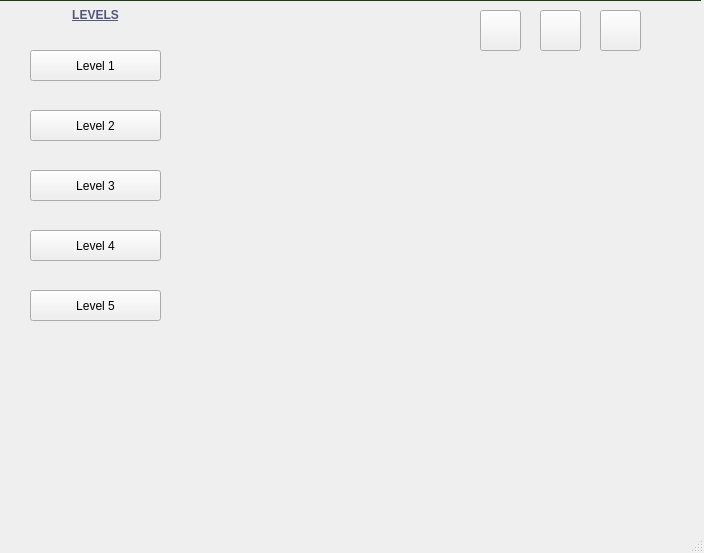
The window that mainwindow.ui (ariadneep/logigate-game) describes before a commit, drawn with Qt 5.
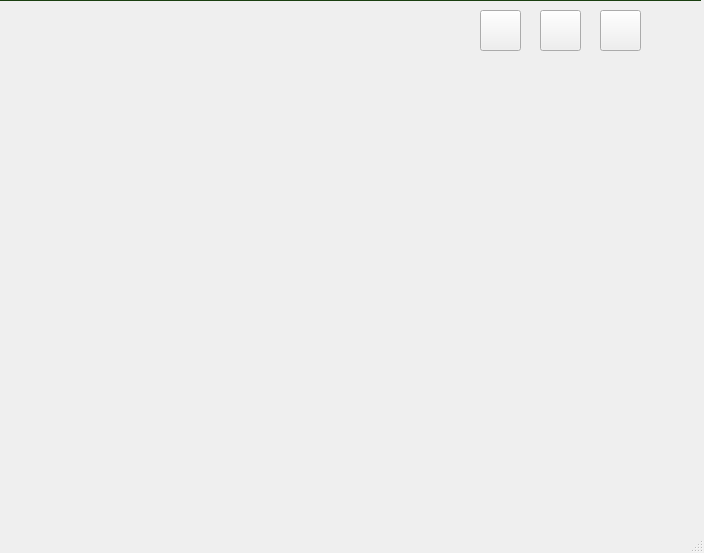
The same window after the commit. Icons and pictures are not drawn.

Commit message: Moved around some components so they are not in the way in te ui editor.

```diff
--- a/mainwindow.ui
+++ b/mainwindow.ui
@@ -112,7 +112,7 @@
    <widget class="QWidget" name="levelSelectMenu" native="true">
     <property name="geometry">
      <rect>
-      <x>0</x>
+      <x>-200</x>
       <y>0</y>
       <width>200</width>
       <height>500</height>
```
